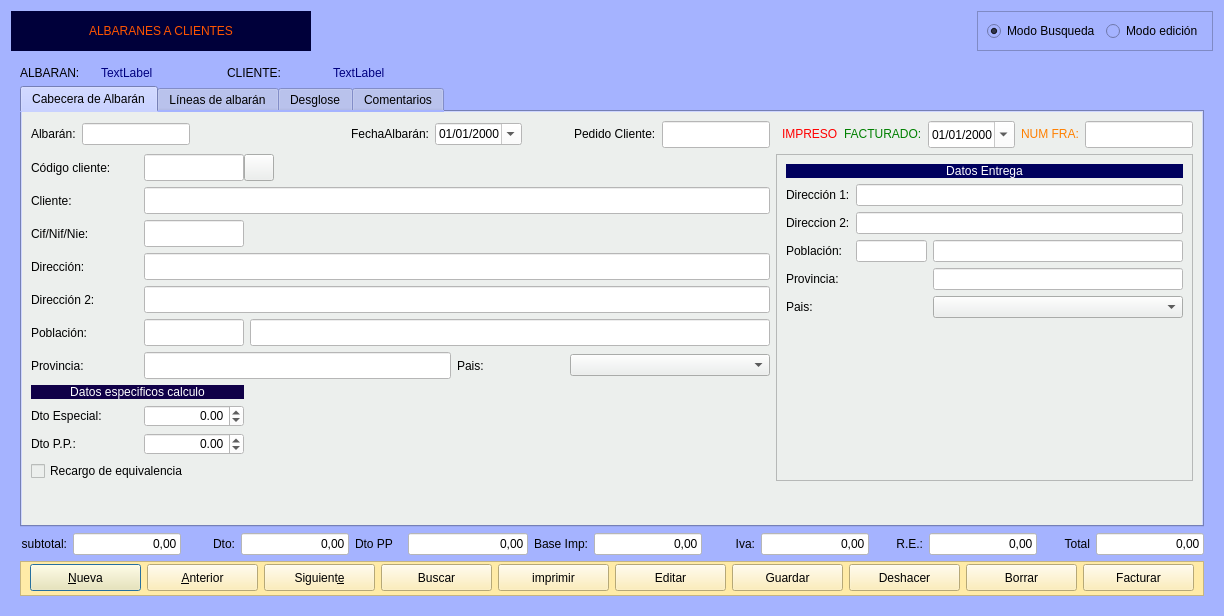
This is Zona_Ventas/frmalbaran.ui in arcnexus/RedFoX as Qt 5 draws it before an edit. The edited form follows.
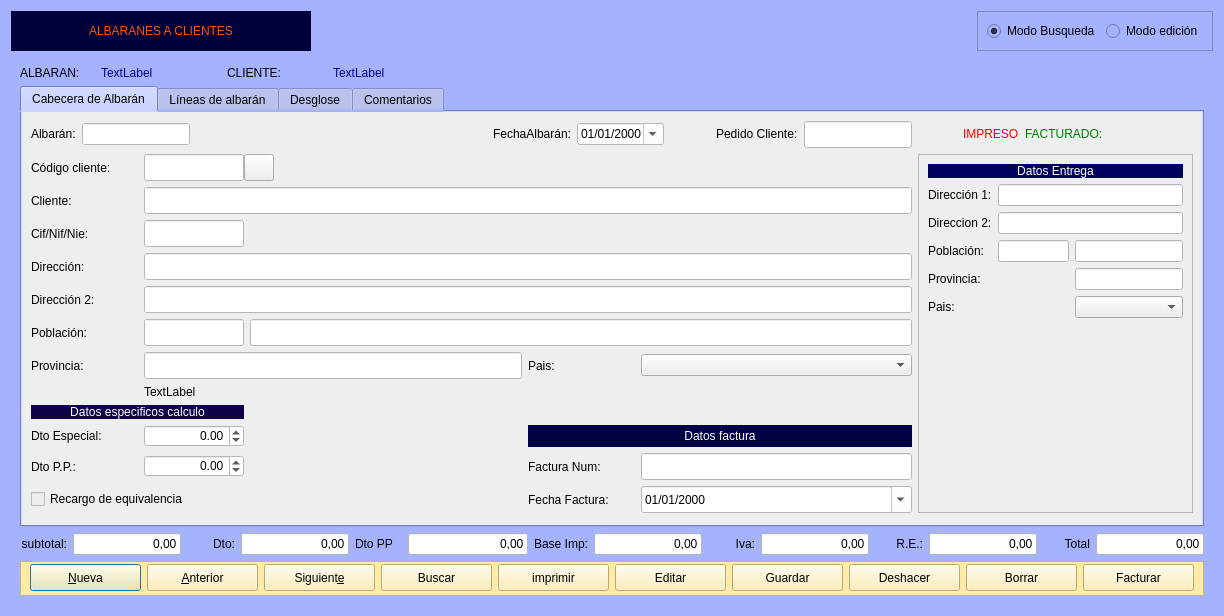
This is the edited form. The open tabs and pages were chosen to show the change. Icons and pictures are not drawn.

```diff
--- a/Zona_Ventas/frmalbaran.ui
+++ b/Zona_Ventas/frmalbaran.ui
@@ -855,50 +855,6 @@
              </property>
             </widget>
            </item>
-           <item row="0" column="11" rowspan="2">
-            <widget class="QDateEdit" name="txtfecha_factura">
-             <property name="sizePolicy">
-              <sizepolicy hsizetype="Preferred" vsizetype="Fixed">
-               <horstretch>0</horstretch>
-               <verstretch>0</verstretch>
-              </sizepolicy>
-             </property>
-             <property name="minimumSize">
-              <size>
-               <width>0</width>
-               <height>27</height>
-              </size>
-             </property>
-             <property name="styleSheet">
-              <string notr="true">background-color: rgb(255, 255, 255);</string>
-             </property>
-             <property name="displayFormat">
-              <string>dd/MM/yyyy</string>
-             </property>
-             <property name="calendarPopup">
-              <bool>true</bool>
-             </property>
-            </widget>
-           </item>
-           <item row="0" column="13" rowspan="2">
-            <widget class="QLineEdit" name="txtcNumFra">
-             <property name="sizePolicy">
-              <sizepolicy hsizetype="Preferred" vsizetype="Fixed">
-               <horstretch>0</horstretch>
-               <verstretch>0</verstretch>
-              </sizepolicy>
-             </property>
-             <property name="minimumSize">
-              <size>
-               <width>0</width>
-               <height>27</height>
-              </size>
-             </property>
-             <property name="styleSheet">
-              <string notr="true">background-color: rgb(255, 255, 255);</string>
-             </property>
-            </widget>
-           </item>
            <item row="2" column="0" colspan="8">
             <layout class="QGridLayout" name="gridLayout_10">
              <item row="3" column="1" colspan="4">
@@ -1286,14 +1242,14 @@
                </property>
               </widget>
              </item>
-             <item row="8" column="0">
+             <item row="9" column="0">
               <widget class="QLabel" name="label_41">
                <property name="text">
                 <string>Dto Especial:</string>
                </property>
               </widget>
              </item>
-             <item row="8" column="1">
+             <item row="9" column="1">
               <widget class="QDoubleSpinBox" name="spinporc_Dto">
                <property name="styleSheet">
                 <string notr="true">background-color: rgb(255, 255, 255);</string>
@@ -1309,7 +1265,7 @@
                </property>
               </widget>
              </item>
-             <item row="9" column="1">
+             <item row="10" column="1">
               <widget class="QDoubleSpinBox" name="spinPorc_dto_pp">
                <property name="maximumSize">
                 <size>
@@ -1331,14 +1287,14 @@
                </property>
               </widget>
              </item>
-             <item row="9" column="0">
+             <item row="10" column="0">
               <widget class="QLabel" name="label_42">
                <property name="text">
                 <string>Dto P.P.:</string>
                </property>
               </widget>
              </item>
-             <item row="10" column="0" colspan="2">
+             <item row="11" column="0" colspan="2">
               <widget class="QCheckBox" name="chklporc_rec">
                <property name="sizePolicy">
                 <sizepolicy hsizetype="Preferred" vsizetype="Fixed">
@@ -1351,7 +1307,7 @@
                </property>
               </widget>
              </item>
-             <item row="7" column="0" colspan="2">
+             <item row="8" column="0" colspan="2">
               <widget class="QLabel" name="label_48">
                <property name="styleSheet">
                 <string notr="true">background-color: rgb(16, 0, 72);
@@ -1365,9 +1321,88 @@
                </property>
               </widget>
              </item>
+             <item row="7" column="1">
+              <widget class="QLabel" name="label_49">
+               <property name="text">
+                <string>TextLabel</string>
+               </property>
+              </widget>
+             </item>
+             <item row="10" column="4">
+              <widget class="QLineEdit" name="txtcNumFra">
+               <property name="sizePolicy">
+                <sizepolicy hsizetype="Preferred" vsizetype="Fixed">
+                 <horstretch>0</horstretch>
+                 <verstretch>0</verstretch>
+                </sizepolicy>
+               </property>
+               <property name="minimumSize">
+                <size>
+                 <width>0</width>
+                 <height>27</height>
+                </size>
+               </property>
+               <property name="styleSheet">
+                <string notr="true">background-color: rgb(255, 255, 255);</string>
+               </property>
+              </widget>
+             </item>
+             <item row="11" column="4">
+              <widget class="QDateEdit" name="txtfecha_factura">
+               <property name="sizePolicy">
+                <sizepolicy hsizetype="Preferred" vsizetype="Fixed">
+                 <horstretch>0</horstretch>
+                 <verstretch>0</verstretch>
+                </sizepolicy>
+               </property>
+               <property name="minimumSize">
+                <size>
+                 <width>0</width>
+                 <height>27</height>
+                </size>
+               </property>
+               <property name="styleSheet">
+                <string notr="true">background-color: rgb(255, 255, 255);</string>
+               </property>
+               <property name="displayFormat">
+                <string>dd/MM/yyyy</string>
+               </property>
+               <property name="calendarPopup">
+                <bool>true</bool>
+               </property>
+              </widget>
+             </item>
+             <item row="10" column="3">
+              <widget class="QLabel" name="label_51">
+               <property name="text">
+                <string>Factura Num:</string>
+               </property>
+              </widget>
+             </item>
+             <item row="11" column="3">
+              <widget class="QLabel" name="label_52">
+               <property name="text">
+                <string>Fecha Factura:</string>
+               </property>
+              </widget>
+             </item>
+             <item row="9" column="3" colspan="2">
+              <widget class="QLabel" name="label_50">
+               <property name="styleSheet">
+                <string notr="true">background-color: rgb(0, 0, 67);
+color: rgb(255, 255, 255);</string>
+               </property>
+               <property name="text">
+                <string>Datos factura</string>
+               </property>
+               <property name="alignment">
+                <set>Qt::AlignCenter</set>
+               </property>
+              </widget>
+             </item>
             </layout>
            </item>
-           <item row="2" column="8" colspan="6">
+           <item row="2" column="8" colspan="5">
             <widget class="QFrame" name="frame_3">
              <property name="minimumSize">
               <size>
@@ -1568,22 +1603,6 @@
              </property>
             </widget>
            </item>
-           <item row="0" column="12" rowspan="2">
-            <widget class="QLabel" name="lblNumFactura">
-             <property name="sizePolicy">
-              <sizepolicy hsizetype="Preferred" vsizetype="Fixed">
-               <horstretch>0</horstretch>
-               <verstretch>0</verstretch>
-              </sizepolicy>
-             </property>
-             <property name="styleSheet">
-              <string notr="true">color: rgb(255, 128, 0);</string>
-             </property>
-             <property name="text">
-              <string>NUM FRA:</string>
-             </property>
-            </widget>
-           </item>
            <item row="3" column="0">
             <spacer name="verticalSpacer_5">
              <property name="orientation">
```
Left out of the diff: 197 changed lines with no effect on the pictures.
